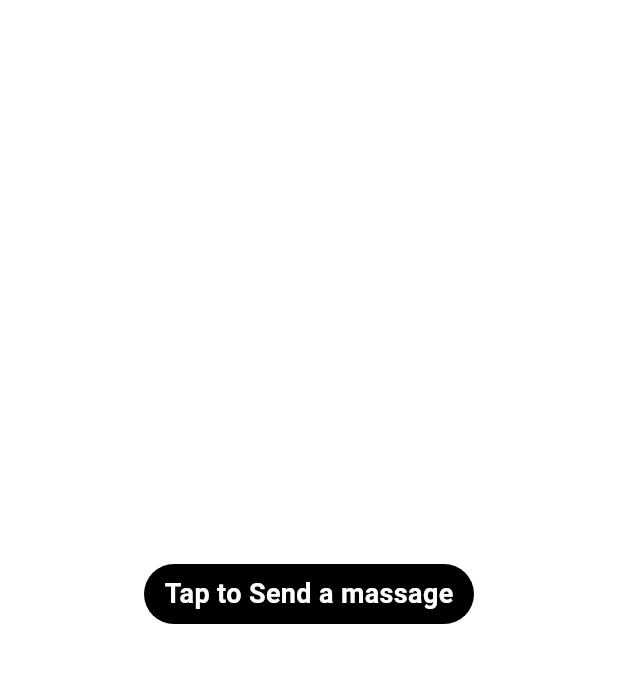
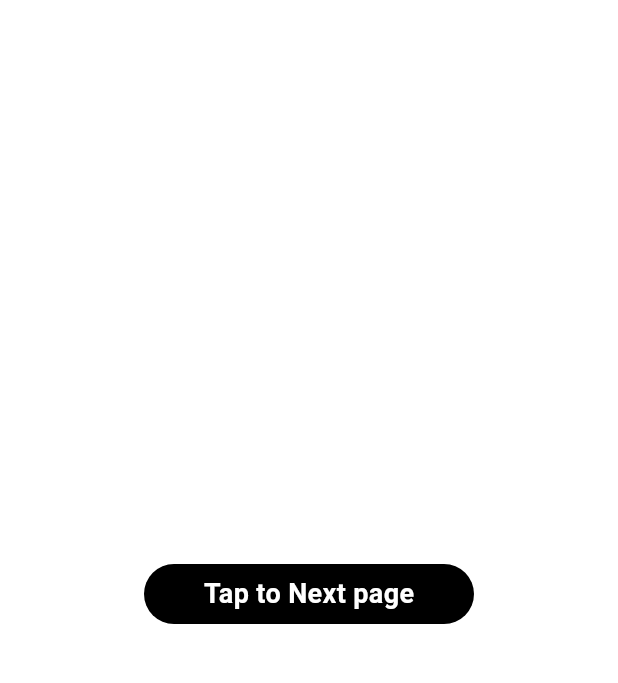
Before and after one commit to Malekelbahery/androidproject, a Flutter app: the Ver2 screen opened by its route, on a phone screen of 412 x 824 dp, the part 66-749 px from its top. Run offline on Flutter 3.47's test engine with Material 3 defaults, Android fonts, the phone set to English and light mode, and no system bars; our stand-ins replace firebase_auth, firebase_core, google_sign_in; accounts and stored records are empty; network calls fail.

Commit message:
secone commit

```diff
--- a/lib/ver2.dart
+++ b/lib/ver2.dart
@@ -2,8 +2,10 @@ import 'package:firebase_auth/firebase_auth.dart';
 import 'package:flutter/material.dart';
 
 class Ver2 extends StatefulWidget {
+  final email;
+  final password;
   const Ver2({
-    super.key,
+    super.key, this.email, this.password,
   });
 
   @override
@@ -11,7 +13,6 @@ class Ver2 extends StatefulWidget {
 }
 
 class _Ver2State extends State<Ver2> {
-  String m = 'Send a massage';
   int t = 0;
 
   @override
@@ -36,12 +37,16 @@ class _Ver2State extends State<Ver2> {
             if (FirebaseAuth.instance.currentUser!.emailVerified) {
               Navigator.of(context).pushReplacementNamed('home');
             } else {
-              ScaffoldMessenger.of(context).showSnackBar(const SnackBar(
-                  duration: Duration(seconds: 3),
-                  content: Text('Please check your email')));
               if (t == 1) {
+                ScaffoldMessenger.of(context).showSnackBar(const SnackBar(
+                    duration: Duration(seconds: 3),
+                    content: Text('Error: re-create your email')));
                 FirebaseAuth.instance.signOut();
                 Navigator.of(context).pushReplacementNamed('login');
+              } else {
+                ScaffoldMessenger.of(context).showSnackBar(const SnackBar(
+                    duration: Duration(seconds: 3),
+                    content: Text('Please check your email')));
               }
               t++;
             }
@@ -53,9 +58,9 @@ class _Ver2State extends State<Ver2> {
                 color: Colors.black),
             height: 40,
             width: 220,
-            child: Text(
-              'Tap to $m',
-              style: const TextStyle(
+            child: const Text(
+              'Tap to Next page',
+              style: TextStyle(
                   fontWeight: FontWeight.bold,
                   fontSize: 18,
                   color: Colors.white),
```
Also changed, not shown: lib/login.dart (+8 -15 lines), lib/register.dart (+37 -7 lines), lib/ver.dart (+37 -5 lines).
